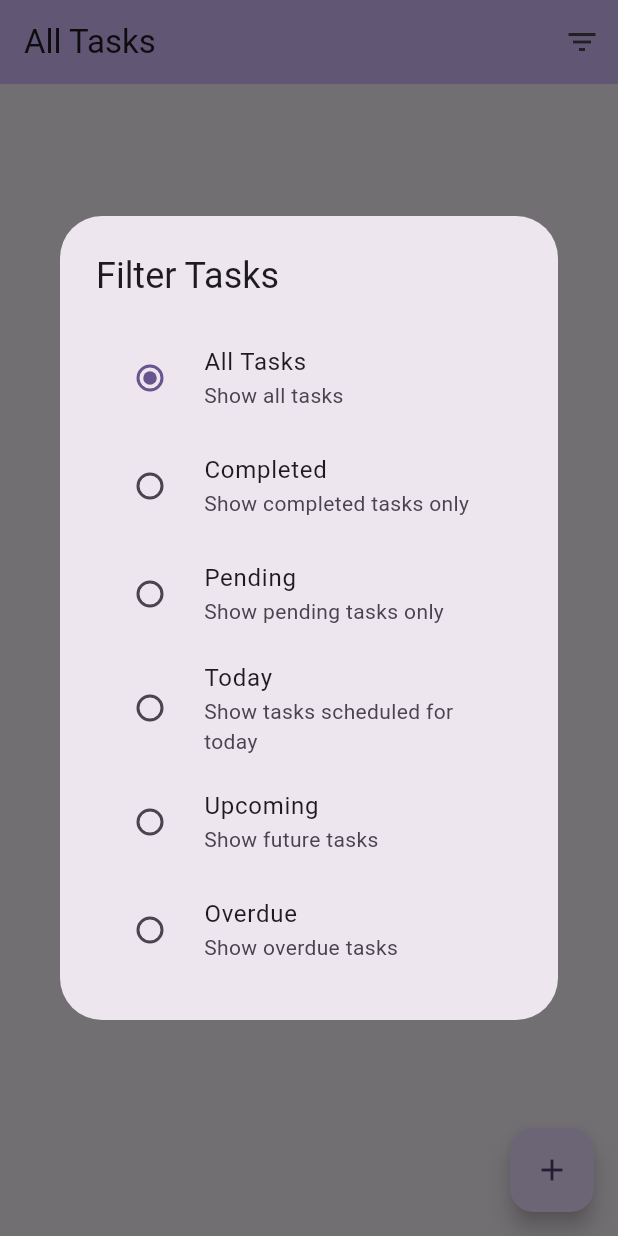
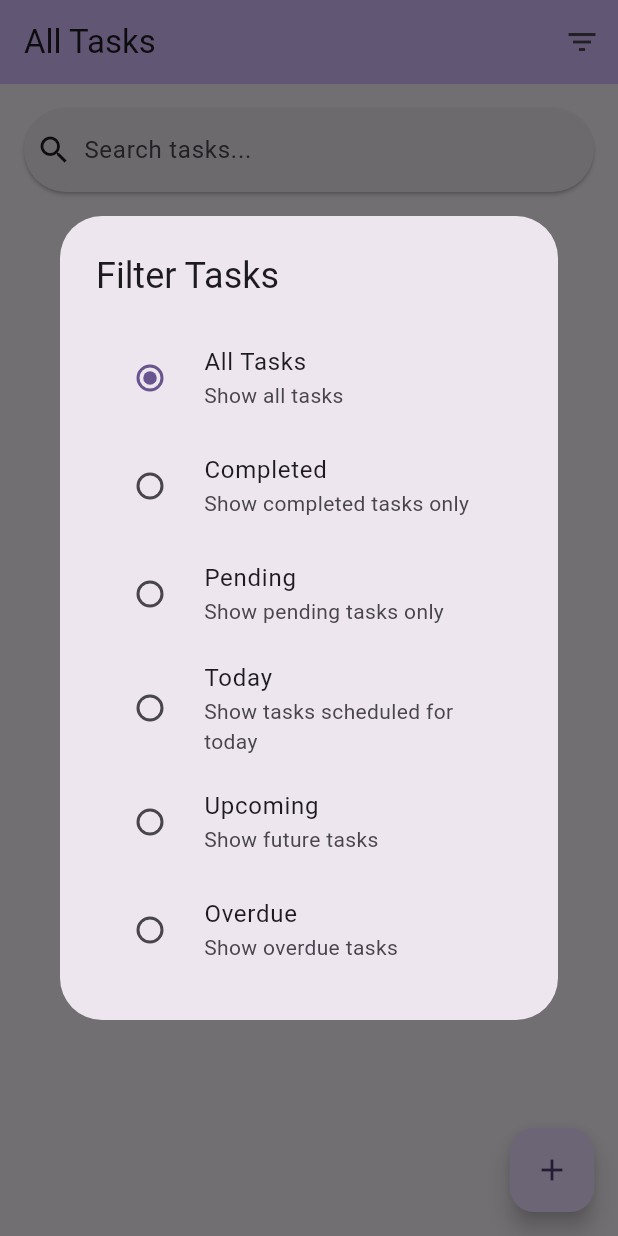
Before and after one commit to eliasfeijo/flutter-agenda-pwa, a Flutter app: the screen it shows after launch, after a tap on the "filter list" icon, on a phone screen of 412 x 824 dp. Run offline on Flutter 3.47's test engine with Material 3 defaults, Android fonts, the phone set to English and light mode, and no system bars; our stand-ins replace shared_preferences; missing offline and left inert: duration_picker.

Commit message:
feat: searchbar

```diff
--- a/lib/screens/task_list.dart
+++ b/lib/screens/task_list.dart
@@ -16,6 +16,9 @@ class TaskList extends StatefulWidget {
 
 class _TaskListState extends State<TaskList> {
   late Timer _refreshTimer;
+
+  // Controller for the search bar
+  final TextEditingController _searchController = TextEditingController();
 
   @override
   void initState() {
@@ -94,7 +97,40 @@ class _TaskListState extends State<TaskList> {
                     Consumer<AgendaProvider>(
                       builder: (context, agenda, child) {
                         if (!agenda.hasSelectedTask) {
-                          return const SizedBox.shrink();
+                          return Container(
+                            padding: const EdgeInsets.all(16),
+                            child: SearchBar(
+                              controller: _searchController,
+                              elevation: WidgetStatePropertyAll(1),
+                              hintText: 'Search tasks...',
+                              onChanged: (value) {
+                                Provider.of<AgendaProvider>(
+                                  context,
+                                  listen: false,
+                                ).updateSearchQuery(value);
+                              },
+                              leading: const Icon(Icons.search),
+                              trailing: [
+                                Consumer<AgendaProvider>(
+                                  builder: (context, agenda, child) {
+                                    if (agenda.searchQuery.isNotEmpty) {
+                                      return IconButton(
+                                        icon: const Icon(Icons.clear),
+                                        onPressed: () {
+                                          Provider.of<AgendaProvider>(
+                                            context,
+                                            listen: false,
+                                          ).clearSearch();
+                                          _searchController.clear();
+                                        },
+                                      );
+                                    }
+                                    return const SizedBox.shrink();
+                                  },
+                                ),
+                              ],
+                            ),
+                          );
                         }
 
                         return Container(
@@ -149,6 +185,8 @@ class _TaskListState extends State<TaskList> {
                         );
                       },
                     ),
+
+                    SizedBox(height: 8),
 
                     // Task list
                     Expanded(
```
